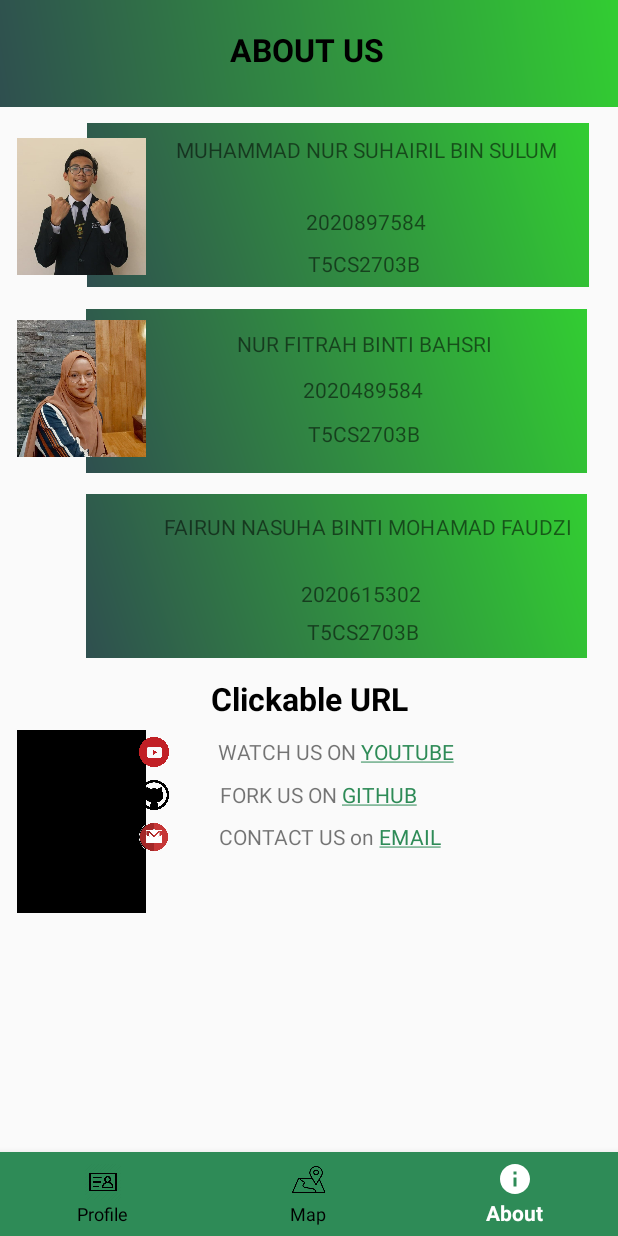
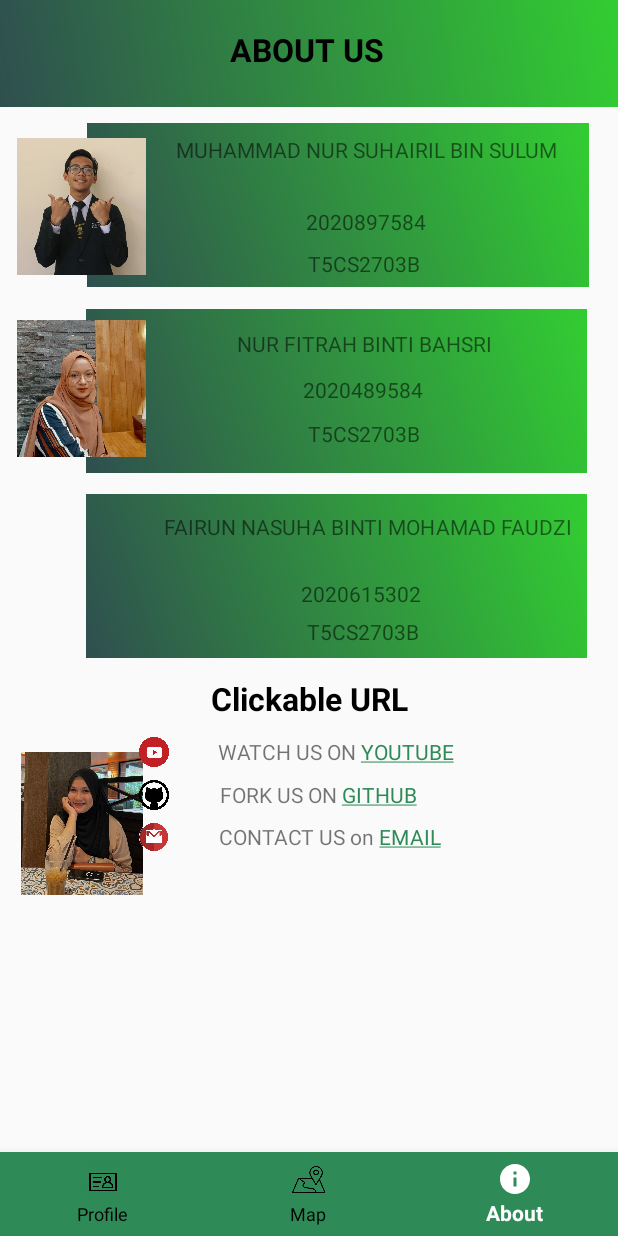
Before and after one commit to mnsuhairil/HEALTH_FACILITY_NEAR_ME, an Android app: the AboutActivity screen opened directly, with no data from a screen before it, on a phone screen of 412 x 824 dp. Run offline under Robolectric (Android 15) with nearby library versions, the light colour scheme and no system bars; Roboto replaces fonts that are not available here.

Commit message:
update version 1.0

```diff
--- a/app/src/main/java/com/example/healthfacilitynearme/ProfileActivity.java
+++ b/app/src/main/java/com/example/healthfacilitynearme/ProfileActivity.java
@@ -8,6 +8,7 @@ import android.os.Bundle;
 import android.view.MenuItem;
 import android.view.View;
 import android.widget.Button;
+import android.widget.ProgressBar;
 import android.widget.TextView;
 import android.widget.Toast;
 
@@ -34,6 +35,8 @@ public class ProfileActivity extends AppCompatActivity {
     private String userID;
     FirebaseDatabase fDatabase;
     DatabaseReference dRef;
+
+    ProgressBar progressBar;
 
     @Override
     protected void onCreate(Bundle savedInstanceState) {
@@ -92,6 +95,7 @@ public class ProfileActivity extends AppCompatActivity {
         final TextView usernameTextView = findViewById(R.id.unameViewProf);
         final TextView emailTextView = findViewById(R.id.emailViewProf);
         final TextView phoneTextView = findViewById(R.id.atvPhoneProf);
+        progressBar=findViewById(R.id.progressBar);
 
 
         reference.child(userID).addListenerForSingleValueEvent(new ValueEventListener() {
@@ -109,6 +113,8 @@ public class ProfileActivity extends AppCompatActivity {
                     usernameTextView.setText(username);
                     emailTextView.setText(useremail);
                     phoneTextView.setText(phonenumber);
+
+                    progressBar.setVisibility(View.INVISIBLE);
                 }
 
             }
--- a/app/src/main/res/layout/activity_about.xml
+++ b/app/src/main/res/layout/activity_about.xml
@@ -115,16 +115,16 @@
 
     <ImageView
         android:id="@+id/imageView7"
-        android:layout_width="86dp"
-        android:layout_height="122dp"
+        android:layout_width="89dp"
+        android:layout_height="95dp"
         android:layout_alignParentStart="true"
         android:layout_alignParentLeft="true"
         android:layout_alignParentBottom="true"
-        android:layout_marginStart="11dp"
-        android:layout_marginLeft="11dp"
-        android:layout_marginBottom="215dp"
+        android:layout_marginStart="10dp"
+        android:layout_marginLeft="10dp"
+        android:layout_marginBottom="227dp"
         android:gravity="center"
-        android:src="@color/black" />
+        android:src="@drawable/fairunpic" />
 
     <TextView
         android:id="@+id/textView9"
@@ -193,8 +193,10 @@
         android:layout_width="match_parent"
         android:layout_height="43dp"
         android:layout_alignParentStart="true"
+        android:layout_alignParentLeft="true"
         android:layout_alignParentTop="true"
         android:layout_alignParentEnd="true"
+        android:layout_alignParentRight="true"
         android:layout_centerHorizontal="true"
         android:layout_marginStart="0dp"
         android:layout_marginTop="444dp"
@@ -203,9 +205,7 @@
         android:text="Clickable URL"
         android:textColor="@color/black"
         android:textSize="21sp"
-        android:textStyle="bold"
-        android:layout_alignParentLeft="true"
-        android:layout_alignParentRight="true" />
+        android:textStyle="bold" />
 
     <TextView
         android:id="@+id/githubID"
--- a/app/src/main/res/layout/activity_profile.xml
+++ b/app/src/main/res/layout/activity_profile.xml
@@ -156,9 +156,10 @@
             >
 
             <ProgressBar
-                android:id="@+id/progressBar7"
+                android:id="@+id/progressBar"
                 style="?android:attr/progressBarStyle"
                 android:layout_width="wrap_content"
+                android:indeterminateTint="@color/red"
                 android:layout_height="wrap_content"
                 android:layout_weight="1" />
         </LinearLayout>
--- a/app/src/main/res/values/colors.xml
+++ b/app/src/main/res/values/colors.xml
@@ -15,6 +15,7 @@
     <color name="endblue">#32CD32</color>
     <color name="colorAccent">#D81B60</color>
     <color name="newGreen">#2E8B57</color>
+    <color name="red">#FF0000</color>
 
 
 
```
Also changed, not shown: app/src/main/java/com/example/healthfacilitynearme/LoginActivity.java (+7 -1 lines), app/src/main/java/com/example/healthfacilitynearme/SignupActivity.java (+11 -1 lines), app/src/main/res/layout/activity_login.xml (+10 -0 lines), app/src/main/res/layout/activity_signup.xml (+9 -8 lines), app/src/main/res/drawable/fairunpic.jpg (added).
